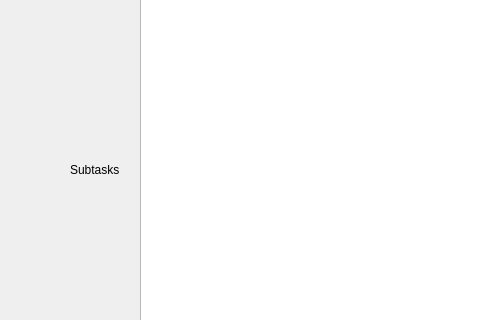
Above: C++/Projects/Notes/QtGUI/NotesGUI/mainwindow.ui from MikitaVitkouski/BSU before the change; both pictures show x 0 to 480 and y 268 to 588 of the 1322 by 791 pixel window. Below: the same form after it.
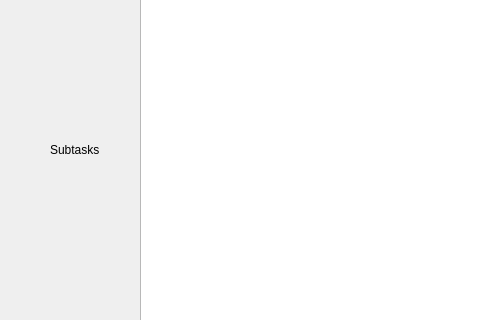
That is the form after the change. The open tabs and pages were chosen to show the change.

Commit message: ui: adjust subtasks item's height, adjust width of label 'subtasks' on pageAddTask

What changed in the file:
```diff
--- a/C++/Projects/Notes/QtGUI/NotesGUI/mainwindow.ui
+++ b/C++/Projects/Notes/QtGUI/NotesGUI/mainwindow.ui
@@ -129,9 +129,9 @@
      <widget class="QLabel" name="labelTask">
       <property name="geometry">
        <rect>
-        <x>50</x>
-        <y>340</y>
-        <width>49</width>
+        <x>30</x>
+        <y>320</y>
+        <width>70</width>
         <height>16</height>
        </rect>
       </property>
```
Left out of the diff: 2 changed lines with no effect on the pictures. The commit also changes 1 other file.
